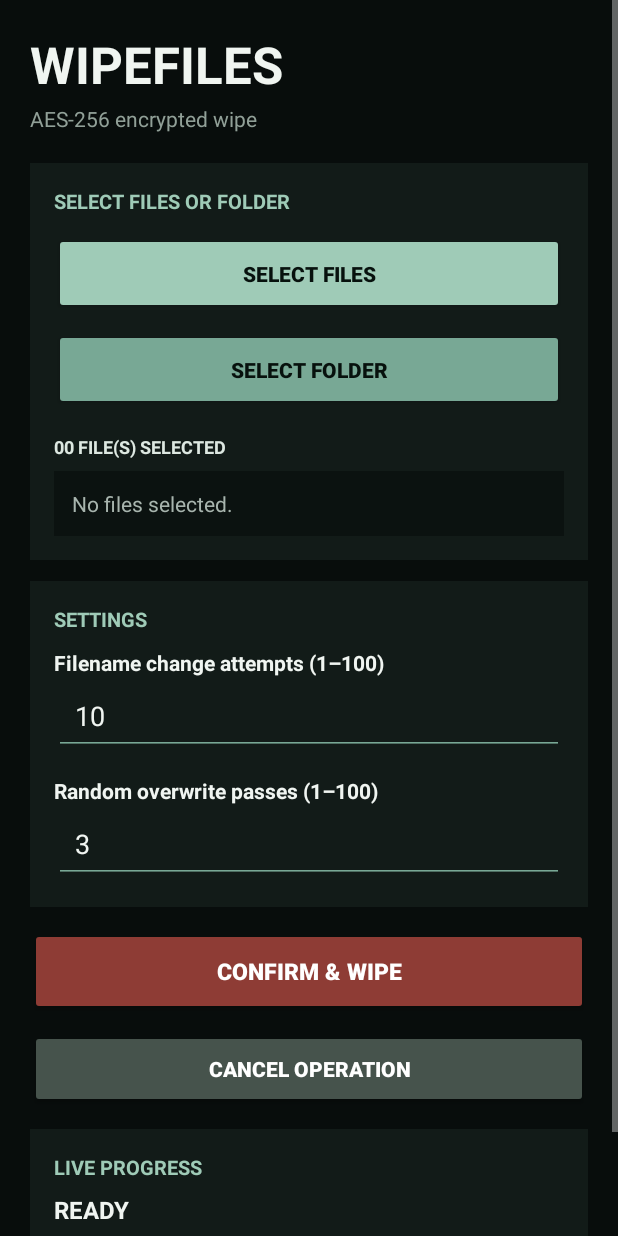
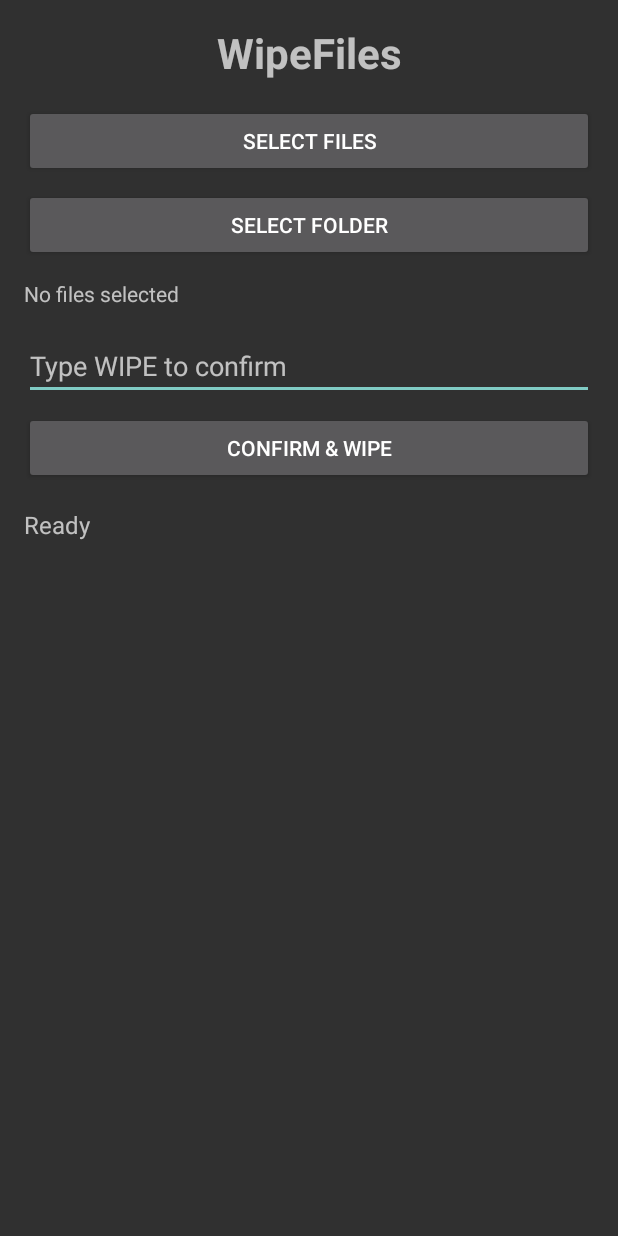
Before and after one commit to ofand04/Wipe-files, an Android app: the layout activity_main.xml on its own in the app's theme, with its tools: preview values and no code run, on a phone screen of 412 x 824 dp. Run offline under Robolectric (Android 15) with nearby library versions, the phone set to English and light mode, and no system bars.

Commit message:
Update activity_main.xml

```diff
--- a/app/src/main/res/layout/activity_main.xml
+++ b/app/src/main/res/layout/activity_main.xml
@@ -1,223 +1,86 @@
+
 <?xml version="1.0" encoding="utf-8"?>
 <ScrollView xmlns:android="http://schemas.android.com/apk/res/android"
     android:layout_width="match_parent"
     android:layout_height="match_parent"
-    android:background="#080D0C"
     android:fillViewport="true">
 
     <LinearLayout
         android:layout_width="match_parent"
         android:layout_height="wrap_content"
         android:orientation="vertical"
-        android:padding="20dp">
+        android:padding="16dp">
 
         <TextView
+            android:id="@+id/txtTitle"
             android:layout_width="match_parent"
             android:layout_height="wrap_content"
-            android:text="WIPEFILES"
-            android:textColor="#F0F5F1"
-            android:textSize="34sp"
-            android:textStyle="bold"
-            android:layout_marginBottom="4dp" />
+            android:layout_marginBottom="16dp"
+            android:gravity="center"
+            android:text="WipeFiles"
+            android:textSize="28sp"
+            android:textStyle="bold" />
 
-        <TextView
+        <Button
+            android:id="@+id/btnPickFiles"
             android:layout_width="match_parent"
             android:layout_height="wrap_content"
-            android:text="AES-256 encrypted wipe"
-            android:textColor="#91A098"
-            android:textSize="14sp"
-            android:layout_marginBottom="20dp" />
-
-        <LinearLayout
-            android:layout_width="match_parent"
-            android:layout_height="wrap_content"
-            android:orientation="vertical"
-            android:padding="16dp"
-            android:background="#121B18"
-            android:layout_marginBottom="14dp">
-
-            <TextView
-                android:layout_width="match_parent"
-                android:layout_height="wrap_content"
-                android:text="SELECT FILES OR FOLDER"
-                android:textColor="#9FCBB7"
-                android:textStyle="bold"
-                android:textSize="13sp"
-                android:layout_marginBottom="12dp" />
-
-            <Button
-                android:id="@+id/btnPick"
-                android:layout_width="match_parent"
-                android:layout_height="54dp"
-                android:text="SELECT FILES"
-                android:textColor="#07110D"
-                android:textStyle="bold"
-                android:backgroundTint="#9FCBB7" />
+            android:text="Select Files" />
 
         <Button
             android:id="@+id/btnPickFolder"
             android:layout_width="match_parent"
-                android:layout_height="54dp"
-                android:layout_marginTop="10dp"
-                android:text="SELECT FOLDER"
-                android:textColor="#07110D"
-                android:textStyle="bold"
-                android:backgroundTint="#78A895" />
+            android:layout_height="wrap_content"
+            android:layout_marginTop="8dp"
+            android:text="Select Folder" />
 
         <TextView
-                android:id="@+id/selectedCount"
+            android:id="@+id/txtSelectedFiles"
             android:layout_width="match_parent"
             android:layout_height="wrap_content"
-                android:text="00 FILE(S) SELECTED"
-                android:textColor="#DDE8E1"
-                android:textSize="12sp"
-                android:textStyle="bold"
-                android:layout_marginTop="16dp"
-                android:layout_marginBottom="8dp" />
-
-            <TextView
-                android:id="@+id/selectedFiles"
-                android:layout_width="match_parent"
-                android:layout_height="wrap_content"
-                android:text="No files selected."
-                android:textColor="#A8B5AE"
-                android:textSize="14sp"
-                android:lineSpacingExtra="5dp"
-                android:padding="12dp"
-                android:background="#0B1210"
-                android:textIsSelectable="true" />
-        </LinearLayout>
-
-        <LinearLayout
-            android:layout_width="match_parent"
-            android:layout_height="wrap_content"
-            android:orientation="vertical"
-            android:padding="16dp"
-            android:background="#121B18"
-            android:layout_marginBottom="14dp">
-
-            <TextView
-                android:layout_width="match_parent"
-                android:layout_height="wrap_content"
-                android:text="SETTINGS"
-                android:textColor="#9FCBB7"
-                android:textStyle="bold"
-                android:textSize="13sp"
-                android:layout_marginBottom="10dp" />
-
-            <TextView
-                android:layout_width="match_parent"
-                android:layout_height="wrap_content"
-                android:text="Filename change attempts (1–100)"
-                android:textColor="#F0F5F1"
-                android:textStyle="bold"
+            android:layout_marginTop="12dp"
+            android:text="No files selected"
             android:textSize="14sp" />
 
         <EditText
-                android:id="@+id/editNameChanges"
-                android:layout_width="match_parent"
-                android:layout_height="52dp"
-                android:backgroundTint="#78A895"
-                android:inputType="number"
-                android:maxLength="3"
-                android:paddingStart="14dp"
-                android:paddingEnd="14dp"
-                android:text="10"
-                android:textColor="#F0F5F1"
-                android:textSize="18sp"
-                android:selectAllOnFocus="true" />
-
-            <TextView
+            android:id="@+id/editConfirm"
             android:layout_width="match_parent"
             android:layout_height="wrap_content"
-                android:text="Random overwrite passes (1–100)"
-                android:textColor="#F0F5F1"
-                android:textStyle="bold"
-                android:textSize="14sp"
-                android:layout_marginTop="14dp" />
-
-            <EditText
-                android:id="@+id/editContentPasses"
-                android:layout_width="match_parent"
-                android:layout_height="52dp"
-                android:backgroundTint="#78A895"
-                android:inputType="number"
-                android:maxLength="3"
-                android:paddingStart="14dp"
-                android:paddingEnd="14dp"
-                android:text="3"
-                android:textColor="#F0F5F1"
-                android:textSize="18sp"
-                android:selectAllOnFocus="true" />
-        </LinearLayout>
+            android:layout_marginTop="16dp"
+            android:hint="Type WIPE to confirm"
+            android:inputType="text"
+            android:singleLine="true" />
 
         <Button
             android:id="@+id/btnWipe"
             android:layout_width="match_parent"
-            android:layout_height="58dp"
-            android:text="CONFIRM &amp; WIPE"
-            android:textColor="#FFFFFF"
-            android:textStyle="bold"
-            android:textSize="15sp"
-            android:backgroundTint="#8E3C35"
-            android:layout_marginBottom="10dp" />
+            android:layout_height="wrap_content"
+            android:layout_marginTop="8dp"
+            android:text="CONFIRM &amp; WIPE" />
 
         <Button
             android:id="@+id/btnCancel"
             android:layout_width="match_parent"
-            android:layout_height="52dp"
-            android:text="CANCEL OPERATION"
-            android:textColor="#FFFFFF"
-            android:textStyle="bold"
-            android:backgroundTint="#46534C"
-            android:layout_marginBottom="14dp" />
+            android:layout_height="wrap_content"
+            android:layout_marginTop="8dp"
+            android:text="Cancel"
+            android:visibility="gone" />
 
-        <LinearLayout
+        <TextView
+            android:id="@+id/txtStatus"
             android:layout_width="match_parent"
             android:layout_height="wrap_content"
-            android:orientation="vertical"
-            android:padding="16dp"
-            android:background="#121B18">
+            android:layout_marginTop="16dp"
+            android:text="Ready"
+            android:textSize="16sp" />
 
         <TextView
+            android:id="@+id/txtLog"
             android:layout_width="match_parent"
             android:layout_height="wrap_content"
-                android:text="LIVE PROGRESS"
-                android:textColor="#9FCBB7"
-                android:textStyle="bold"
-                android:textSize="13sp"
-                android:layout_marginBottom="8dp" />
+            android:layout_marginTop="8dp"
+            android:textIsSelectable="true"
+            android:textSize="12sp" />
 
-            <TextView
-                android:id="@+id/stage"
-                android:layout_width="match_parent"
-                android:layout_height="wrap_content"
-                android:text="READY"
-                android:textColor="#F0F5F1"
-                android:textStyle="bold"
-                android:textSize="16sp"
-                android:layout_marginBottom="8dp" />
-
-            <ProgressBar
-                android:id="@+id/progressBar"
-                style="?android:attr/progressBarStyleHorizontal"
-                android:layout_width="match_parent"
-                android:layout_height="8dp"
-                android:max="100"
-                android:progress="0"
-                android:progressTint="#9FCBB7"
-                android:progressBackgroundTint="#2B3932"
-                android:layout_marginBottom="12dp" />
-
-            <TextView
-                android:id="@+id/status"
-                android:layout_width="match_parent"
-                android:layout_height="wrap_content"
-                android:text="Select files or a folder, review settings, then confirm."
-                android:textColor="#DDE8E1"
-                android:textSize="13sp"
-                android:lineSpacingExtra="4dp"
-                android:textIsSelectable="true" />
-        </LinearLayout>
     </LinearLayout>
 </ScrollView>
```
Lines whose indentation alone changed are shown as unchanged.
